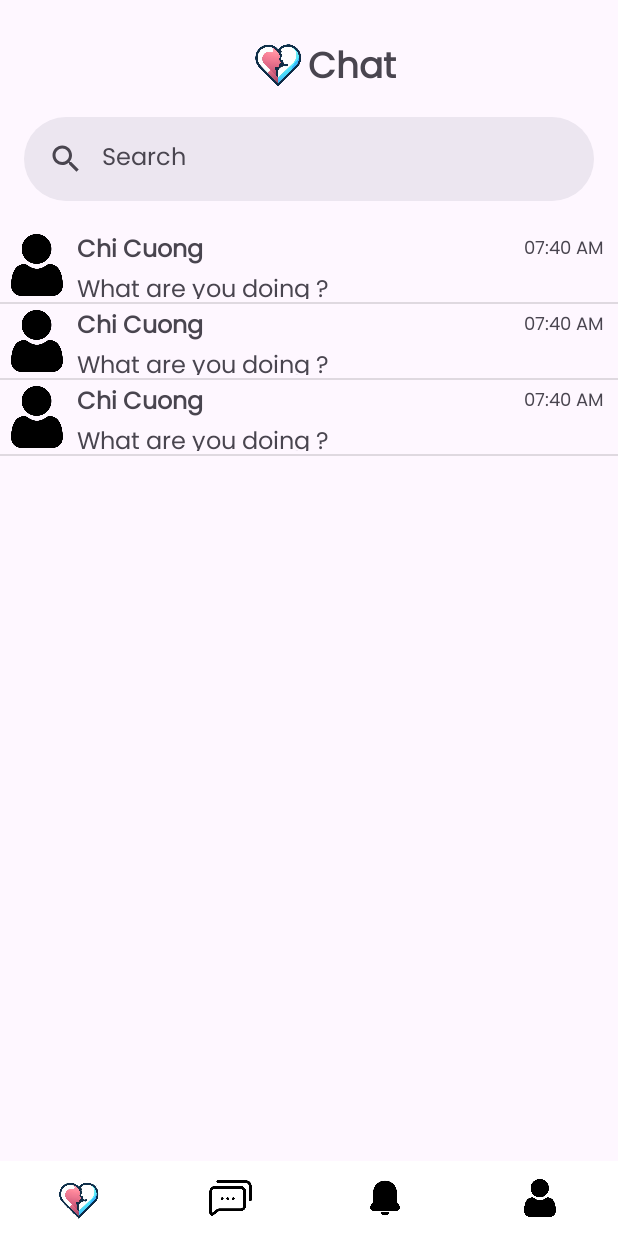
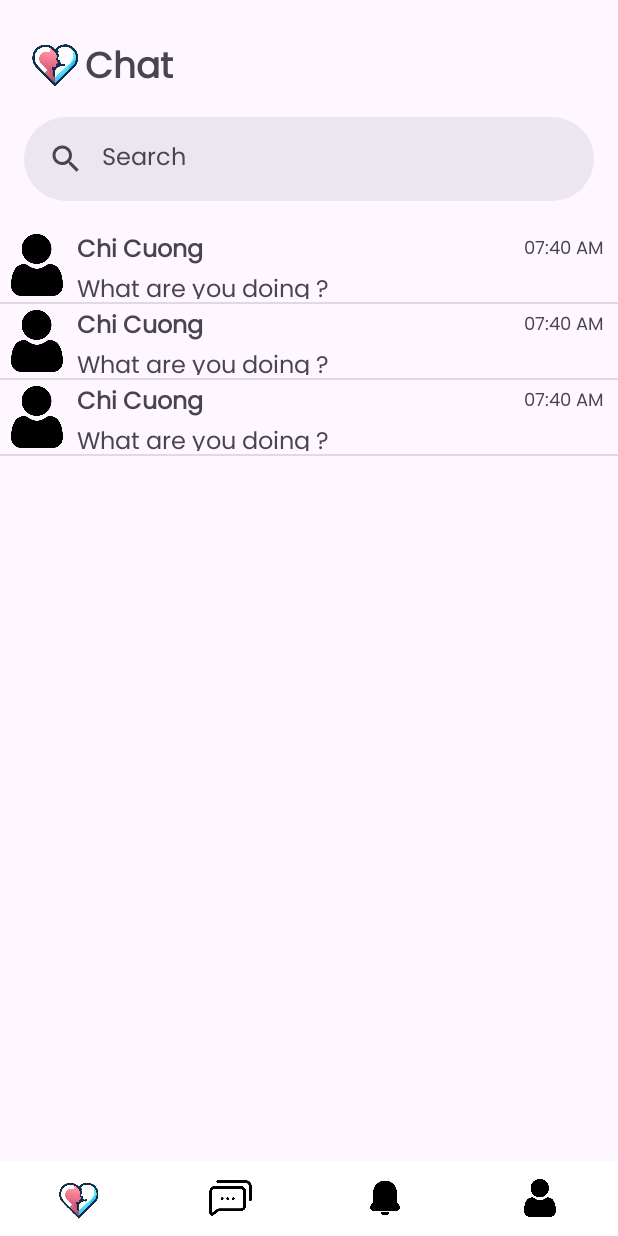
Before and after one commit to cngpc43/Android-Dating-App, an Android app: the ChatHomePage screen opened directly, with no data from a screen before it, on a phone screen of 412 x 824 dp. Run offline under Robolectric (Android 15) with nearby library versions, the light colour scheme and no system bars; our stand-ins replace Firebase (no records; nobody signed in at launch, a user with empty details on screens opened directly), sdp/ssp sizes.

Commit message:
căn lề trái thanh toolbar

```diff
--- a/app/src/main/res/layout/activity_chat_home_page.xml
+++ b/app/src/main/res/layout/activity_chat_home_page.xml
@@ -14,7 +14,7 @@
         android:layout_marginVertical="22dp"
         android:gravity="center_vertical"
         android:orientation="horizontal"
-        app:layout_constraintEnd_toEndOf="parent"
+
         app:layout_constraintStart_toStartOf="parent"
         app:layout_constraintTop_toTopOf="parent" >
 
```
